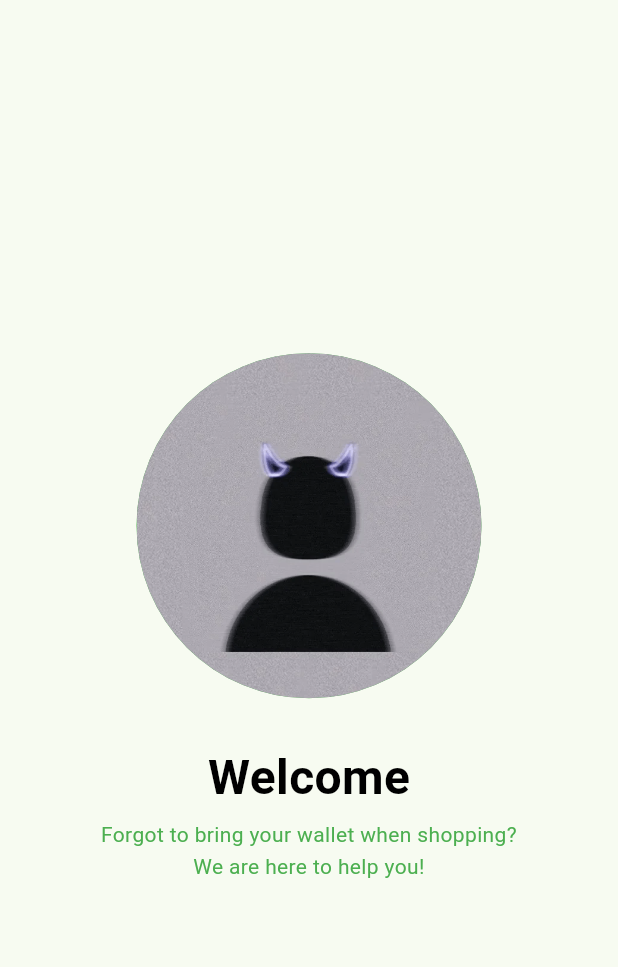
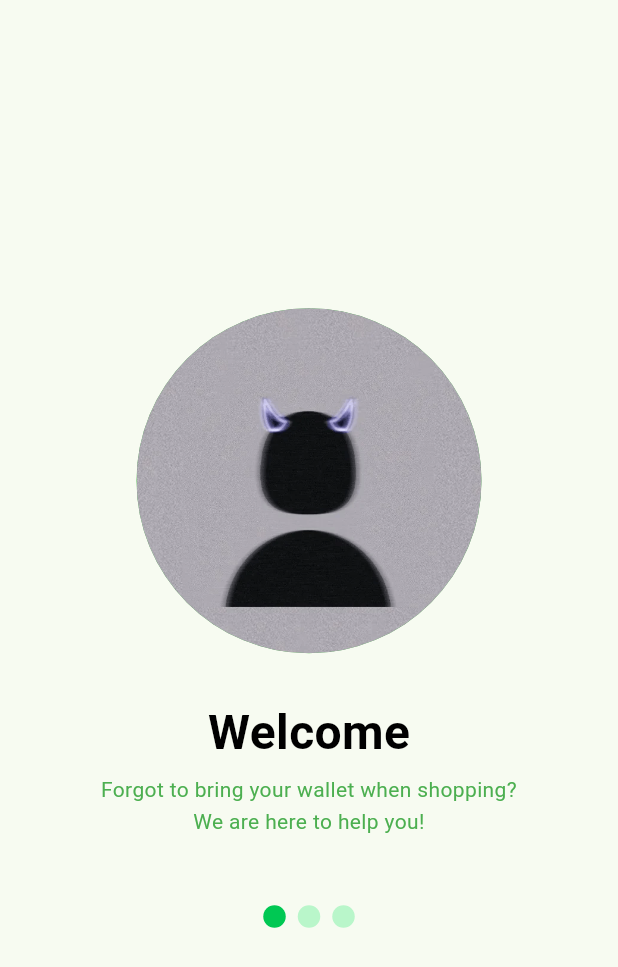
Before and after one commit to zaqimaulana/-KB1179-1123150048-uts-, a Flutter app: the screen it shows after launch, on a phone screen of 412 x 824 dp. Shown: the top 967 px of the screen. Run offline on Flutter 3.47's test engine with Material 3 defaults, Android fonts, the phone set to English and light mode, and no system bars.

Commit message:
membuat bulet 3

```diff
--- a/lib/splash_screen_1.dart
+++ b/lib/splash_screen_1.dart
@@ -48,6 +48,42 @@ class SplashScreen1 extends StatelessWidget {
                 height: 1.5,
               ),
             ),
+
+            const SizedBox(height: 45),
+
+            // 3 Bullet Indicator
+            Row(
+              mainAxisAlignment: MainAxisAlignment.center,
+              children: [
+                Container(
+                  width: 15,
+                  height: 15,
+                  margin: const EdgeInsets.symmetric(horizontal: 4),
+                  decoration: const BoxDecoration(
+                    shape: BoxShape.circle,
+                    color: Color(0xFF00C853), // aktif
+                  ),
+                ),
+                Container(
+                  width: 15,
+                  height: 15,
+                  margin: const EdgeInsets.symmetric(horizontal: 4),
+                  decoration: const BoxDecoration(
+                    shape: BoxShape.circle,
+                    color: Color(0xFFB9F6CA), // non-aktif
+                  ),
+                ),
+                Container(
+                  width: 15,
+                  height: 15,
+                  margin: const EdgeInsets.symmetric(horizontal: 4),
+                  decoration: const BoxDecoration(
+                    shape: BoxShape.circle,
+                    color: Color(0xFFB9F6CA), // non-aktif
+                  ),
+                ),
+              ],
+            ),
           ],
         ),
       ),
```
